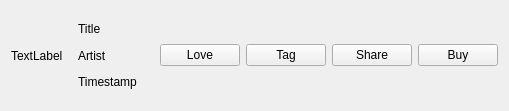
mutecypher/lastfm-desktop, file app/client/Widgets/TrackWidget.ui: the form before one commit.
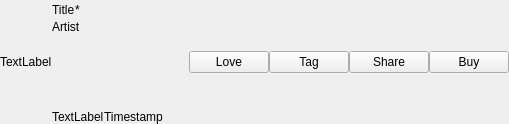
The form after the commit. Custom widgets are drawn as their Qt base class.

Commit message: The scrobbles tab is now looking pretty good and mostly working. Still some things to iron out though (now playing track needs to be added).

What changed in the file:
```diff
--- a/app/client/Widgets/TrackWidget.ui
+++ b/app/client/Widgets/TrackWidget.ui
@@ -7,13 +7,19 @@
     <x>0</x>
     <y>0</y>
     <width>509</width>
-    <height>111</height>
+    <height>124</height>
    </rect>
   </property>
   <property name="windowTitle">
    <string>Form</string>
   </property>
   <layout class="QHBoxLayout" name="horizontalLayout" stretch="0,1,0,0,0,0">
+   <property name="spacing">
+    <number>0</number>
+   </property>
+   <property name="margin">
+    <number>0</number>
+   </property>
    <item>
     <widget class="QLabel" name="albumArt">
      <property name="text">
@@ -24,17 +30,50 @@
    <item>
     <layout class="QVBoxLayout" name="verticalLayout">
      <property name="spacing">
-      <number>9</number>
-     </property>
-     <property name="margin">
-      <number>9</number>
+      <number>0</number>
      </property>
      <item>
-      <widget class="QLabel" name="trackTitle">
-       <property name="text">
-        <string notr="true">Title</string>
+      <layout class="QHBoxLayout" name="horizontalLayout_2" stretch="1,0,0">
+       <property name="spacing">
+        <number>0</number>
        </property>
-      </widget>
+       <item>
+        <widget class="unicorn::Label" name="trackTitle">
+         <property name="sizePolicy">
+          <sizepolicy hsizetype="Maximum" vsizetype="Preferred">
+           <horstretch>0</horstretch>
+           <verstretch>0</verstretch>
+          </sizepolicy>
+         </property>
+         <property name="text">
+          <string notr="true">Title</string>
+         </property>
+        </widget>
+       </item>
+       <item>
+        <widget class="QLabel" name="asterisk">
+         <property name="text">
+          <string notr="true">*</string>
+         </property>
+        </widget>
+       </item>
+       <item>
+        <spacer name="horizontalSpacer">
+         <property name="orientation">
+          <enum>Qt::Horizontal</enum>
+         </property>
+         <property name="sizeType">
+          <enum>QSizePolicy::Expanding</enum>
+         </property>
+         <property name="sizeHint" stdset="0">
+          <size>
+           <width>0</width>
+           <height>20</height>
+          </size>
+         </property>
+        </spacer>
+       </item>
+      </layout>
      </item>
      <item>
       <widget class="QLabel" name="artist">
@@ -44,11 +83,38 @@
       </widget>
      </item>
      <item>
-      <widget class="QLabel" name="timestamp">
-       <property name="text">
-        <string notr="true">Timestamp</string>
+      <spacer name="verticalSpacer">
+       <property name="orientation">
+        <enum>Qt::Vertical</enum>
        </property>
-      </widget>
+       <property name="sizeHint" stdset="0">
+        <size>
+         <width>20</width>
+         <height>0</height>
+        </size>
+       </property>
+      </spacer>
+     </item>
+     <item>
+      <layout class="QHBoxLayout" name="horizontalLayout_3" stretch="0,1">
+       <property name="spacing">
+        <number>0</number>
+       </property>
+       <item>
+        <widget class="unicorn::Label" name="equaliser">
+         <property name="text">
+          <string notr="true">TextLabel</string>
+         </property>
+        </widget>
+       </item>
+       <item>
+        <widget class="unicorn::Label" name="timestamp">
+         <property name="text">
+          <string notr="true">Timestamp</string>
+         </property>
+        </widget>
+       </item>
+      </layout>
      </item>
     </layout>
    </item>
@@ -57,6 +123,9 @@
      <property name="text">
       <string>Love</string>
      </property>
+     <property name="checkable">
+      <bool>true</bool>
+     </property>
     </widget>
    </item>
    <item>
@@ -82,6 +151,18 @@
    </item>
   </layout>
  </widget>
+ <customwidgets>
+  <customwidget>
+   <class>HttpImageWidget</class>
+   <extends>QLabel</extends>
+   <header location="global">lib/unicorn/widgets/HttpImageWidget.h</header>
+  </customwidget>
+  <customwidget>
+   <class>unicorn::Label</class>
+   <extends>QLabel</extends>
+   <header location="global">lib/unicorn/widgets/Label.h</header>
+  </customwidget>
+ </customwidgets>
  <resources/>
  <connections/>
 </ui>
```
Left out of the diff: 4 changed lines with no effect on the pictures. The commit also changes 18 other files.
